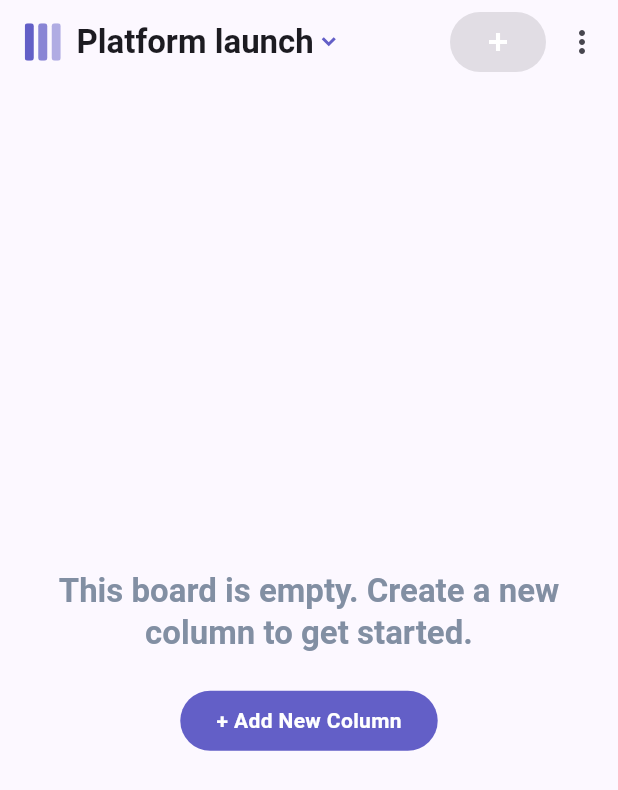
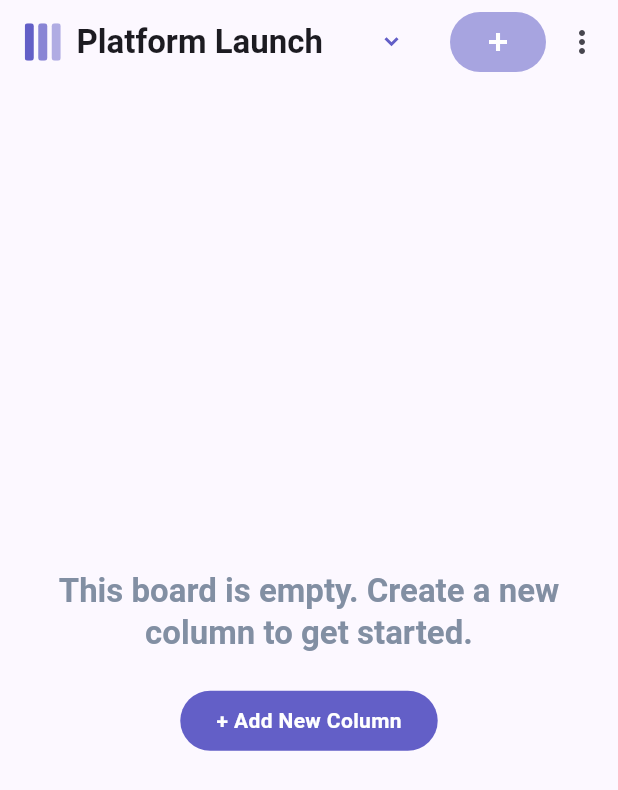
Before and after one commit to yatoenough/KanbanApp, a Flutter app: the screen it shows after launch, on a phone screen of 412 x 824 dp. Shown: the top 790 px of the screen. Run offline on Flutter 3.47's test engine with Material 3 defaults, Android fonts, the phone set to English and light mode, and no system bars; our stand-ins replace flutter_svg, google_fonts.

Commit message:
Outsourced drawer to widget

```diff
--- a/lib/widgets/board_app_bar.dart
+++ b/lib/widgets/board_app_bar.dart
@@ -1,6 +1,7 @@
 import 'package:flutter/material.dart';
 import 'package:flutter_svg/svg.dart';
 import 'package:kanban/widgets/interactive/primary_button.dart';
+import 'package:kanban/widgets/main_drawer.dart';
 
 class BoardAppBar extends StatelessWidget implements PreferredSizeWidget {
   const BoardAppBar({
@@ -23,22 +24,8 @@ class BoardAppBar extends StatelessWidget implements PreferredSizeWidget {
               height: 25,
             ),
           ),
-          Expanded(
-            child: GestureDetector(
-              onTap: () => print("tap"),
-              child: Row(
-                children: [
-                  Text(
-                    "Platform launch",
-                    style: Theme.of(context).textTheme.titleLarge,
-                  ),
-                  const SizedBox(
-                    width: 5,
-                  ),
-                  SvgPicture.asset("assets/svg/icon-chevron-down.svg"),
-                ],
-              ),
-            ),
+          const MainDrawer(
+            title: "Platform Launch",
           ),
         ],
       ),
--- a/lib/widgets/interactive/primary_button.dart
+++ b/lib/widgets/interactive/primary_button.dart
@@ -16,6 +16,7 @@ class PrimaryButton extends StatelessWidget {
       onPressed: onPressed,
       style: FilledButton.styleFrom(
         backgroundColor: const Color(0xff635fc7),
+        disabledBackgroundColor: const Color.fromARGB(140, 98, 95, 199),
       ),
       child: child,
     );
--- /dev/null
+++ b/lib/widgets/main_drawer.dart
@@ -0,0 +1,33 @@
+import 'package:flutter/material.dart';
+import 'package:flutter_svg/svg.dart';
+
+class MainDrawer extends StatelessWidget {
+  const MainDrawer({super.key, required this.title});
+
+  final String title;
+
+  @override
+  Widget build(BuildContext context) {
+    return GestureDetector(
+      onTap: () {},
+      child: Row(
+        children: [
+          SizedBox(
+            width: 200,
+            child: Text(
+              title,
+              style: Theme.of(context).textTheme.titleLarge,
+              maxLines: 1,
+              softWrap: true,
+              overflow: TextOverflow.ellipsis,
+            ),
+          ),
+          const SizedBox(
+            width: 5,
+          ),
+          SvgPicture.asset("assets/svg/icon-chevron-down.svg"),
+        ],
+      ),
+    );
+  }
+}
```
